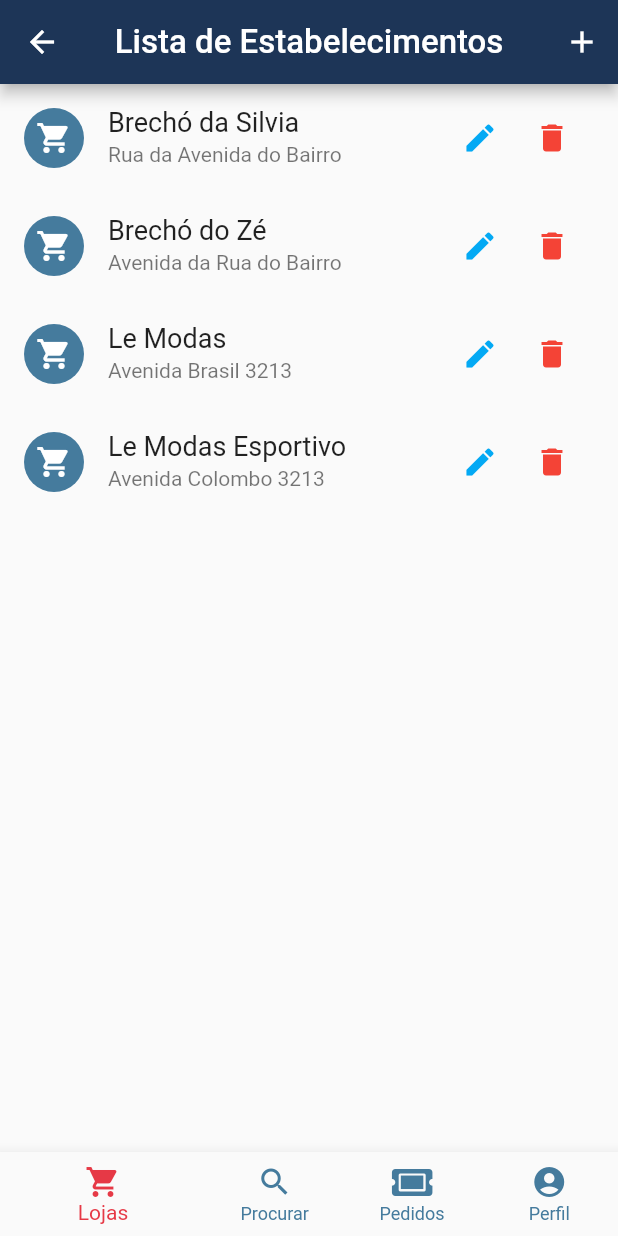
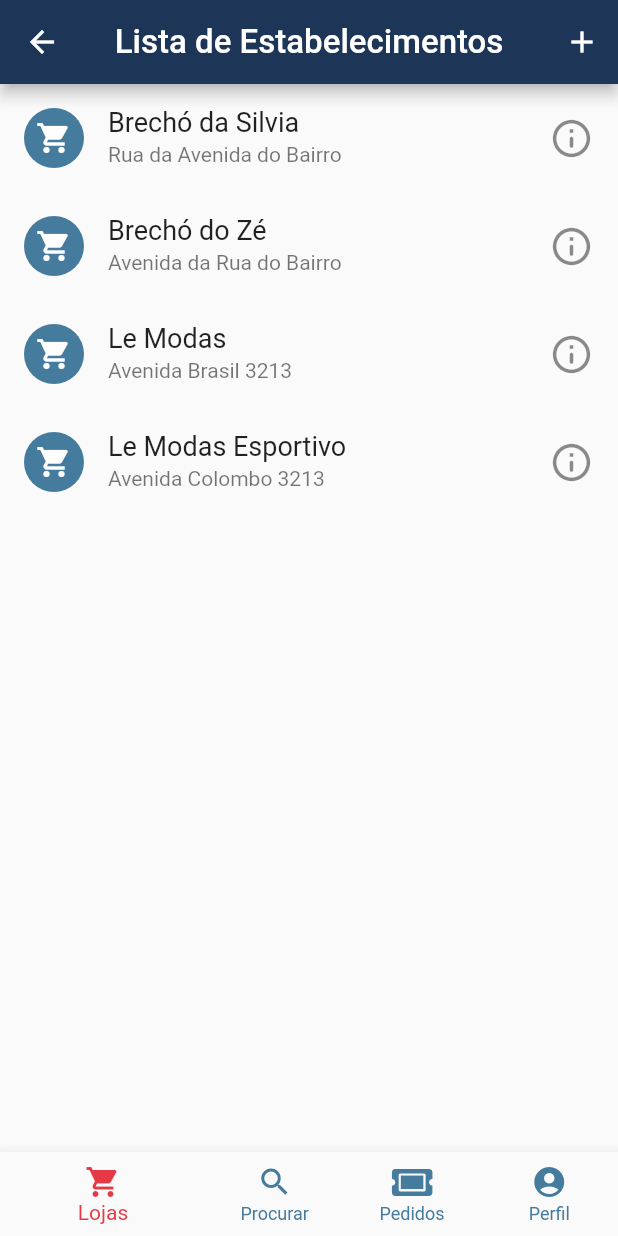
Before and after one commit to fonseca741/9794-AS, a Flutter app: the ViewHome screen opened by its route, on a phone screen of 412 x 824 dp. Run offline on Flutter 3.47's test engine with Material 2 defaults, Android fonts, the phone set to English and light mode, and no system bars; our stand-ins replace font_awesome_flutter, rflutter_alert.

Commit message:
Correção merge

```diff
--- a/lib/components/TileEstabelecimento.dart
+++ b/lib/components/TileEstabelecimento.dart
@@ -1,8 +1,6 @@
 import 'package:flutter/material.dart';
 import 'package:iclothes/models/estabelecimento.dart';
-import 'package:iclothes/provider/providerEstabelecimentos.dart';
 import 'package:iclothes/routes/app_routes.dart';
-import 'package:provider/provider.dart';
 
 class TileEstabelecimento extends StatelessWidget {
   final Estabelecimento estabelecimento;
@@ -28,50 +26,11 @@ class TileEstabelecimento extends StatelessWidget {
         estabelecimento.endereco,
         style: TextStyle(fontSize: 14),
       ),
-      trailing: Container(
-        width: 100,
-        child: Row(
-          children: <Widget>[
-            IconButton(
-              icon: Icon(Icons.edit),
-              onPressed: () {
-                Navigator.of(context).pushNamed(
-                  AppRoutes.ESTABELECIMENTOS_FORMS,
-                  arguments: estabelecimento,
-                );
-              },
-              color: Colors.lightBlue,
-            ),
-            IconButton(
-              icon: Icon(Icons.delete),
-              onPressed: () {
-                showDialog(
-                  context: context,
-                  builder: (context) => AlertDialog(
-                    title: Text('Excluir Estabelecimento'),
-                    content: Text('Você deseja excluir este estabelecimento?'),
-                    actions: <Widget>[
-                      FlatButton(
-                          onPressed: () => Navigator.of(context).pop(false),
-                          child: Text('Não')),
-                      FlatButton(
-                          onPressed: () => Navigator.of(context).pop(true),
-                          child: Text('Sim')),
-                    ],
-                  ),
-                ).then((value) {
-                  if (value) {
-                    Provider.of<ProviderEstabelecimentos>(context,
-                            listen: false)
-                        .remove(estabelecimento);
-                  }
-                });
-              },
-              color: Colors.red,
-            ),
-          ],
-        ),
+      trailing: Icon(
+        Icons.info_outline_rounded,
+        size: 30,
       ),
+      onTap: () => {Navigator.of(context).pushNamed(AppRoutes.FAQ)},
     );
   }
 }
--- a/lib/views/Home.dart
+++ b/lib/views/Home.dart
@@ -1,9 +1,7 @@
 import 'package:flutter/material.dart';
 import 'package:font_awesome_flutter/font_awesome_flutter.dart';
 import 'package:iclothes/views/listEstabelecimentos.dart';
-import 'package:iclothes/views/faq.dart';
 import 'package:iclothes/views/perfil.dart';
-import 'package:iclothes/views/sac.dart';
 
 class ViewHome extends StatefulWidget {
   @override
@@ -13,12 +11,7 @@ class ViewHome extends StatefulWidget {
 class _ViewHomeState extends State<ViewHome> {
   int _currentIndex = 0;
 
-  final List<Widget> _children = [
-    ViewListEstabelecimento(),
-    ViewSac(),
-    ViewFaq(),
-    ViewPerfil()
-  ];
+  final List<Widget> _children = [ViewListEstabelecimento(), ViewPerfil()];
 
   @override
   Widget build(BuildContext context) {
--- a/lib/views/ListEstabelecimentos.dart
+++ b/lib/views/ListEstabelecimentos.dart
@@ -1,6 +1,6 @@
 import 'package:flutter/material.dart';
 import 'package:iclothes/routes/app_routes.dart';
-import 'package:iclothes/components/TileEstabelecimento.dart';
+import 'package:iclothes/components/tileEstabelecimento.dart';
 import 'package:iclothes/provider/providerEstabelecimentos.dart';
 import 'package:provider/provider.dart';
 
```
Also changed, not shown: 5 other files.
